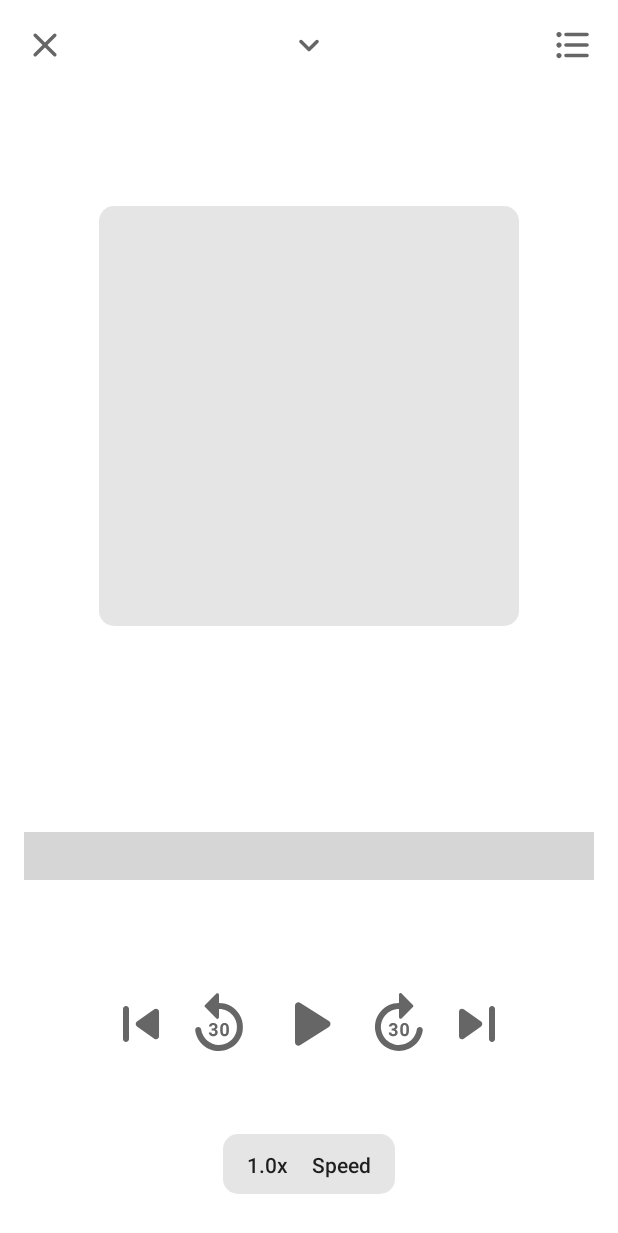
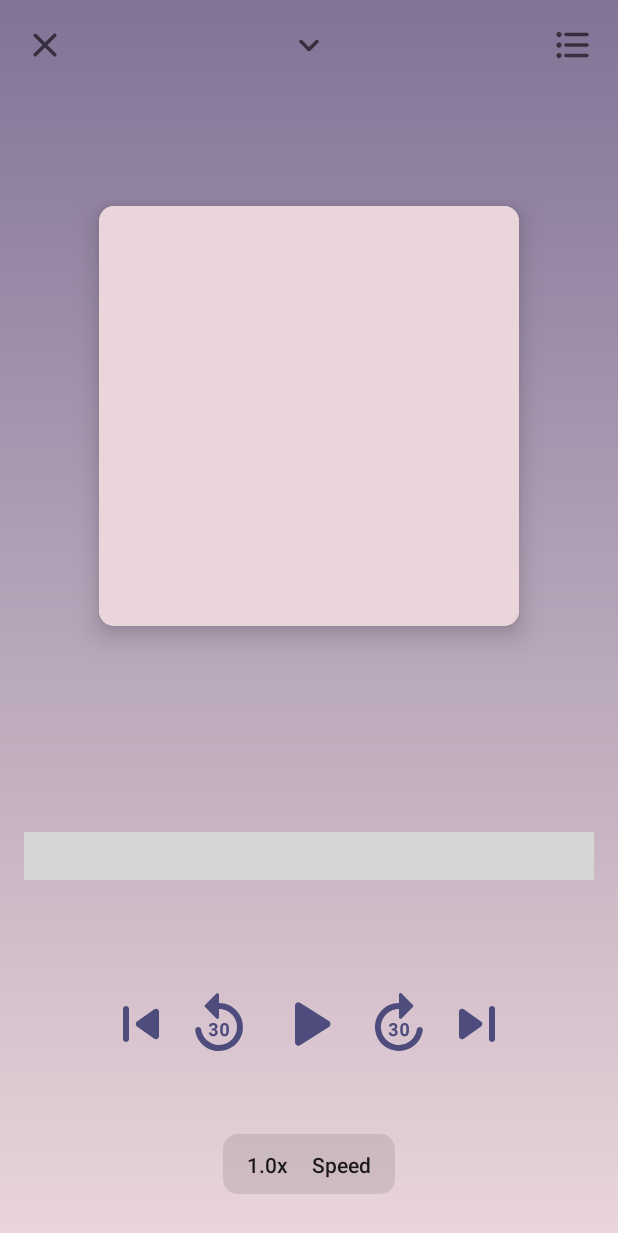
Before and after one commit to Obolrom/Podcaster, an Android app: the fragment NewPlayerFragment shown on its own in the app's theme, on a phone screen of 412 x 824 dp. Shown: the top 1233 px of the screen. Run offline under Robolectric (Android 15) with nearby library versions, the phone set to English and light mode, and no system bars; our stand-ins replace Dagger/Hilt's generated code; libraries missing offline, so code that uses them is left out: com.google.android.exoplayer2; plain views replace DefaultTimeBar; grey boxes are pictures that could not be loaded.

Commit message:
player navigation improvements

```diff
--- a/app/build.gradle
+++ b/app/build.gradle
@@ -94,4 +94,5 @@ dependencies {
 
     // Utilities
     implementation "com.jakewharton.timber:timber:4.7.1"
+    implementation "io.coil-kt:coil:2.0.0-rc03"
 }
--- a/app/src/main/java/io/obolonsky/podcaster/data/repositories/SongsRepository.kt
+++ b/app/src/main/java/io/obolonsky/podcaster/data/repositories/SongsRepository.kt
@@ -2,6 +2,7 @@ package io.obolonsky.podcaster.data.repositories
 
 import androidx.room.withTransaction
 import io.obolonsky.podcaster.api.TestMusicLibraryApi
+import io.obolonsky.podcaster.data.responses.MusicItem
 import io.obolonsky.podcaster.data.room.PodcasterDatabase
 import io.obolonsky.podcaster.data.room.daos.SongDao
 import io.obolonsky.podcaster.data.room.entities.Song
@@ -16,7 +17,9 @@ class SongsRepository @Inject constructor(
     private val songsDao: SongDao,
 ) {
 
-    suspend fun getItems() = musicLibraryApi.getMusic().mediaItems
+    suspend fun getItems() = /*musicLibraryApi.getMusic().mediaItems*/listOf(
+        MusicItem("Otherside", 1488L, "https://github.com/Obolrom/MusicLibrary/blob/master/rhcp_californication/red-hot-chili-peppers-otherside.mp3?raw=true")
+    )
 
     fun getMusicItems() = load(
         query = { songsDao.getSongs() },
--- a/app/src/main/java/io/obolonsky/podcaster/ui/PlayerFragment.kt
+++ b/app/src/main/java/io/obolonsky/podcaster/ui/PlayerFragment.kt
@@ -3,6 +3,7 @@ package io.obolonsky.podcaster.ui
 import android.os.Bundle
 import androidx.core.net.toUri
 import androidx.fragment.app.viewModels
+import coil.load
 import com.google.android.exoplayer2.MediaItem
 import com.google.android.exoplayer2.MediaMetadata
 import com.google.android.exoplayer2.PlaybackParameters
@@ -72,6 +73,9 @@ class PlayerFragment : AbsFragment(R.layout.fragment_player),
 
             override fun onMediaMetadataChanged(mediaMetadata: MediaMetadata) {
                 audio_track_title.text = mediaMetadata.title
+                audio_image.load("https://upload.wikimedia.org/wikipedia/ru/c/c9/Red_hot_chili_peppers_otherside.jpg") {
+                    crossfade(500)
+                }
             }
         })
 
--- /dev/null
+++ b/app/src/main/res/drawable/player_background.xml
@@ -0,0 +1,8 @@
+<?xml version="1.0" encoding="utf-8"?>
+<shape xmlns:android="http://schemas.android.com/apk/res/android"
+    android:shape="rectangle">
+    <gradient
+        android:startColor="@color/pink_red"
+        android:endColor="@color/blue_magenta"
+        android:angle="90" />
+</shape>
--- a/app/src/main/res/layout/fragment_player.xml
+++ b/app/src/main/res/layout/fragment_player.xml
@@ -11,7 +11,6 @@
         android:id="@+id/exo_player"
         android:layout_width="match_parent"
         android:layout_height="match_parent"
-        app:shutter_background_color="#f4f0e5"
         app:show_timeout="0"
         app:hide_on_touch="false"
         app:surface_type="none"
--- a/app/src/main/res/layout/fragment_player_navigation.xml
+++ b/app/src/main/res/layout/fragment_player_navigation.xml
@@ -2,6 +2,7 @@
 <androidx.constraintlayout.widget.ConstraintLayout xmlns:android="http://schemas.android.com/apk/res/android"
     xmlns:app="http://schemas.android.com/apk/res-auto"
     xmlns:tools="http://schemas.android.com/tools"
+    android:background="@drawable/player_background"
     android:layout_width="match_parent"
     android:layout_height="match_parent">
 
@@ -36,16 +37,25 @@
         app:layout_constraintEnd_toEndOf="parent"
         app:layout_constraintTop_toTopOf="parent" />
 
-    <ImageView
-        android:id="@+id/audio_image"
+    <androidx.cardview.widget.CardView
         android:layout_width="280dp"
         android:layout_height="280dp"
-        android:contentDescription="@string/image_view_description"
-        android:background="@drawable/round_background"
+        app:cardCornerRadius="10dp"
+        app:cardElevation="10dp"
         app:layout_constraintBottom_toTopOf="@+id/exo_progress"
         app:layout_constraintEnd_toEndOf="parent"
         app:layout_constraintStart_toStartOf="parent"
-        app:layout_constraintTop_toTopOf="parent" />
+        app:layout_constraintTop_toTopOf="parent">
+
+        <ImageView
+            android:id="@+id/audio_image"
+            android:layout_width="match_parent"
+            android:layout_height="match_parent"
+            android:background="@color/pink_red"
+            android:contentDescription="@string/image_view_description"
+            android:scaleType="centerCrop" />
+
+    </androidx.cardview.widget.CardView>
 
     <TextView
         android:id="@+id/audio_track_title"
@@ -64,9 +74,9 @@
         android:layout_height="wrap_content"
         android:layout_marginHorizontal="@dimen/big_margin"
         app:bar_height="4dp"
-        app:buffered_color="@color/gray"
-        app:scrubber_color="@color/blue"
-        app:played_color="@color/blue"
+        app:buffered_color="@color/blue_magenta_10"
+        app:scrubber_color="@color/blue_magenta_dark"
+        app:played_color="@color/blue_magenta_dark"
         app:unplayed_color="@color/black_10"
         app:layout_constraintVertical_bias="0.7"
         app:layout_constraintBottom_toBottomOf="parent"
@@ -98,6 +108,7 @@
         android:layout_height="@dimen/exo_forward_rewind_icon_width"
         android:contentDescription="@string/image_view_description"
         android:src="@drawable/ic_round_skip_previous"
+        app:tint="@color/blue_magenta_dark"
         app:layout_constraintHorizontal_chainStyle="packed"
         app:layout_constraintStart_toStartOf="parent"
         app:layout_constraintBottom_toBottomOf="@+id/exo_rewind"
@@ -111,6 +122,7 @@
         android:layout_marginHorizontal="@dimen/small_margin"
         android:contentDescription="@string/image_view_description"
         android:src="@drawable/ic_round_replay_30"
+        app:tint="@color/blue_magenta_dark"
         app:layout_constraintBottom_toBottomOf="@+id/exo_play_pause"
         app:layout_constraintStart_toEndOf="@+id/exo_prev"
         app:layout_constraintEnd_toStartOf="@+id/exo_play_pause"
@@ -123,6 +135,7 @@
         android:layout_marginHorizontal="@dimen/small_margin"
         android:contentDescription="@string/image_view_description"
         android:src="@drawable/ic_round_play_arrow"
+        app:tint="@color/blue_magenta_dark"
         app:layout_constraintVertical_bias="0.6"
         app:layout_constraintBottom_toTopOf="@id/exo_playback_speed"
         app:layout_constraintStart_toEndOf="@+id/exo_rewind"
@@ -136,6 +149,7 @@
         android:layout_marginHorizontal="@dimen/small_margin"
         android:contentDescription="@string/image_view_description"
         android:src="@drawable/ic_round_forward_30"
+        app:tint="@color/blue_magenta_dark"
         app:layout_constraintEnd_toStartOf="@+id/exo_next"
         app:layout_constraintBottom_toBottomOf="@+id/exo_play_pause"
         app:layout_constraintStart_toEndOf="@+id/exo_play_pause"
@@ -147,6 +161,7 @@
         android:layout_height="@dimen/exo_forward_rewind_icon_width"
         android:contentDescription="@string/image_view_description"
         android:src="@drawable/ic_round_skip_next"
+        app:tint="@color/blue_magenta_dark"
         app:layout_constraintBottom_toBottomOf="@+id/exo_forward"
         app:layout_constraintEnd_toEndOf="parent"
         app:layout_constraintStart_toEndOf="@+id/exo_forward"
--- a/app/src/main/res/values/colors.xml
+++ b/app/src/main/res/values/colors.xml
@@ -5,6 +5,8 @@
     <color name="blue_magenta">#827397</color>
     <color name="blue_magenta_dark">#4D4C7D</color>
     <color name="blue_magenta_ultra_dark">#363062</color>
+
+    <color name="blue_magenta_10">#B3827397</color>
 
     <color name="white">#FFFFFF</color>
 
```
